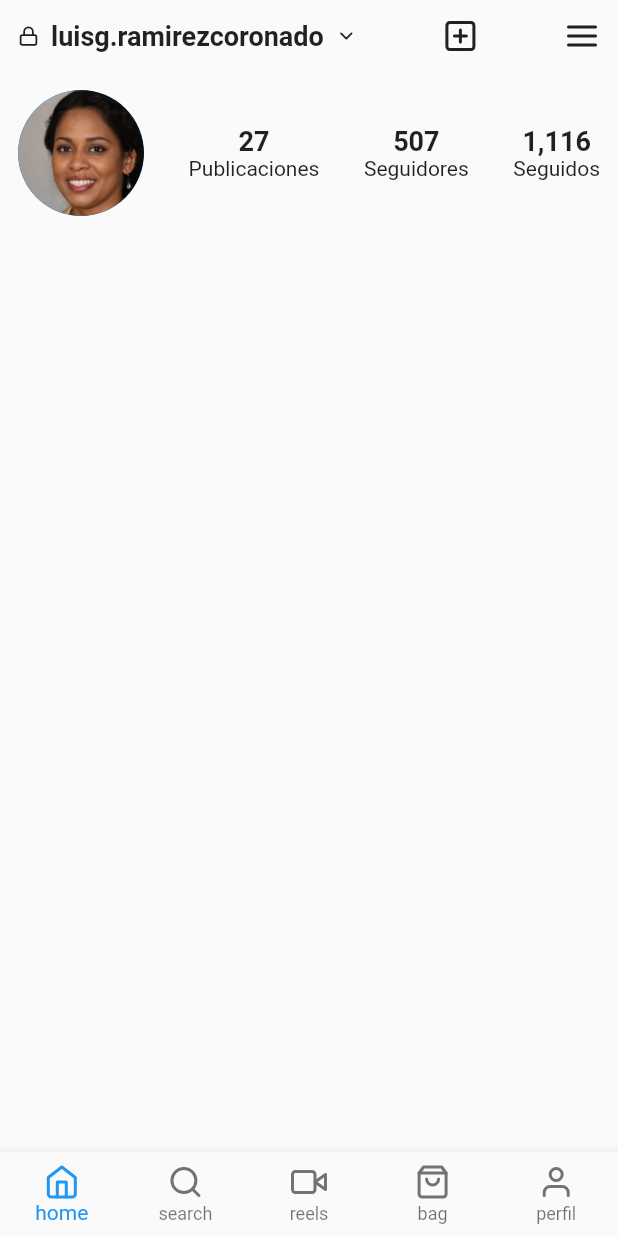
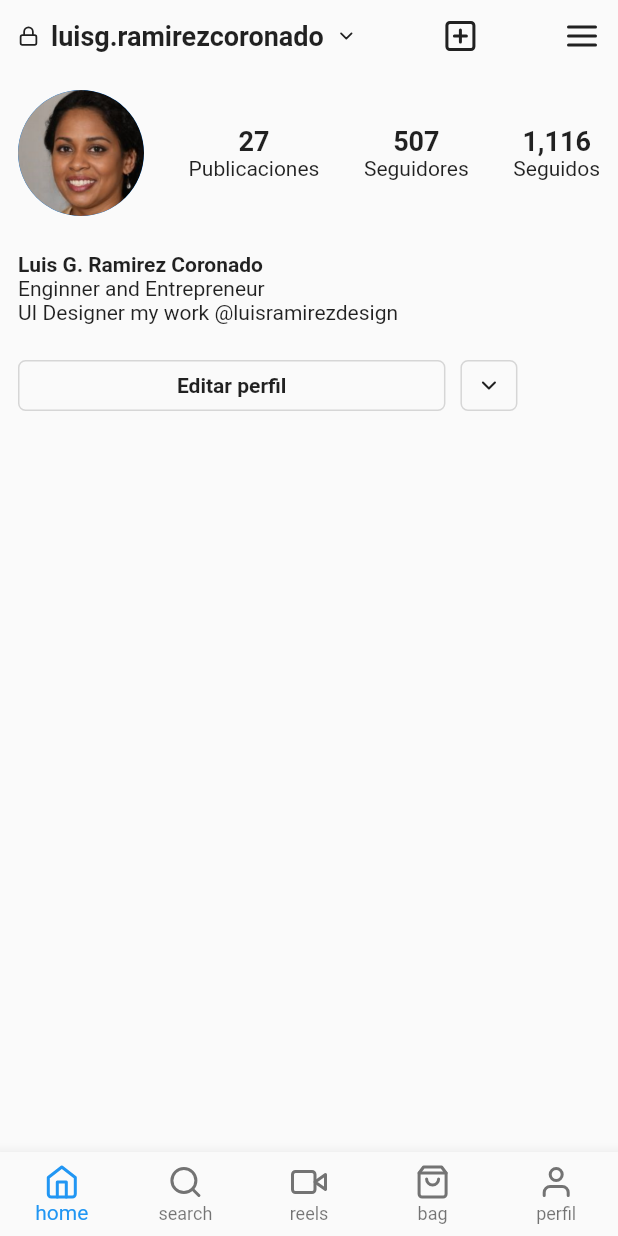
Before and after one commit to luisramirezcoronado10/instagram-clone, a Flutter app: the screen it shows after launch, on a phone screen of 412 x 824 dp. Run offline on Flutter 3.47's test engine with Material 2 defaults, Android fonts, the light colour scheme and no system bars; our stand-ins replace flutter_feather_icons.

Commit message:
avance de profile

```diff
--- a/lib/pages/profile_page.dart
+++ b/lib/pages/profile_page.dart
@@ -10,9 +10,12 @@ class ProfilePage extends StatelessWidget {
     return SafeArea(
       child: Scaffold(
         body: Column(
+          crossAxisAlignment: CrossAxisAlignment.start,
           children: [
             navbar(),
             dataProfile(),
+            descriptionProfile(),
+            bottomEditPerfil(),
           ],
         ),
       ),
@@ -65,5 +68,50 @@ class ProfilePage extends StatelessWidget {
     );
   }
 
-  Widget descriptionProfile() {}
+  Widget descriptionProfile() {
+    return Container(
+      padding: const EdgeInsets.symmetric(horizontal: 12, vertical: 12),
+      child: Column(
+        crossAxisAlignment: CrossAxisAlignment.start,
+        children: [
+          Text('Luis G. Ramirez Coronado',
+              style: TextStyle(fontWeight: FontWeight.bold)),
+          Text('Enginner and Entrepreneur'),
+          Text('UI Designer my work @luisramirezdesign'),
+        ],
+      ),
+    );
+  }
+
+  Widget bottomEditPerfil() {
+    return Container(
+      padding: const EdgeInsets.symmetric(horizontal: 12, vertical: 12),
+      child: Row(
+        children: [
+          Container(
+            padding:
+                const EdgeInsets.only(left: 105, right: 105, top: 8, bottom: 8),
+            decoration: BoxDecoration(
+              borderRadius: BorderRadius.circular(5),
+              border: Border.all(color: Colors.grey[350]),
+            ),
+            child: Text(
+              'Editar perfil',
+              style: TextStyle(fontWeight: FontWeight.bold),
+            ),
+          ),
+          SizedBox(width: 10),
+          Container(
+            padding:
+                const EdgeInsets.only(left: 10, right: 10, top: 8, bottom: 8),
+            decoration: BoxDecoration(
+              borderRadius: BorderRadius.circular(5),
+              border: Border.all(color: Colors.grey[350]),
+            ),
+            child: Icon(FeatherIcons.chevronDown, size: 16),
+          ),
+        ],
+      ),
+    );
+  }
 }
```
